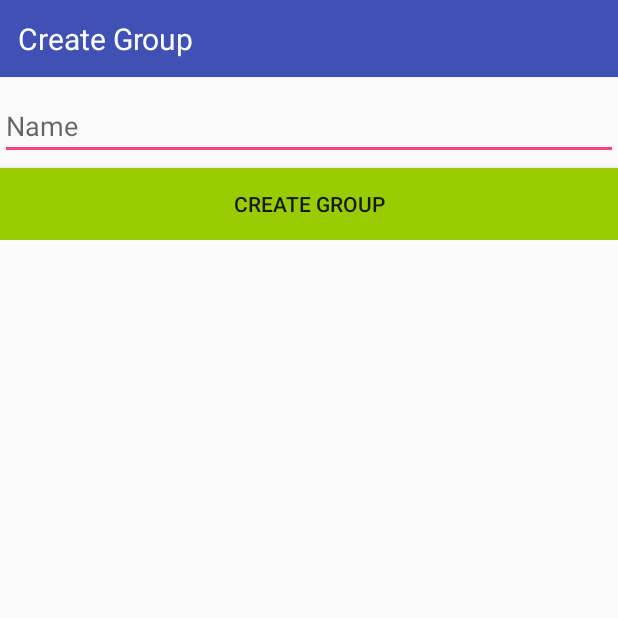
After one commit to velev1/Learning-Android, an Android app: the CreateGroup screen opened directly, with no data from a screen before it, on a phone screen of 412 x 824 dp, the top half of it. The commit adds this screen. Run offline under Robolectric (Android 15) with nearby library versions, the phone set to English and light mode, and no system bars.

Commit message:
now adding new group works

```diff
--- a/Phonebook/app/src/main/AndroidManifest.xml
+++ b/Phonebook/app/src/main/AndroidManifest.xml
@@ -21,7 +21,8 @@
         </activity>
         <activity android:name=".views.addContact.AddContact" />
         <activity android:name=".views.details.DetailsContact" />
-        <activity android:name=".views.callLogDetails.CallLogDetails"></activity>
+        <activity android:name=".views.callLogDetails.CallLogDetails" />
+        <activity android:name=".views.createGroup.CreateGroup"></activity>
     </application>
 
 </manifest>
--- a/Phonebook/app/src/main/java/com/example/velev/phonebook/data/models/GroupModel.java
+++ b/Phonebook/app/src/main/java/com/example/velev/phonebook/data/models/GroupModel.java
@@ -10,7 +10,7 @@ public class GroupModel {
         this.setName(name);
     }
 
-    public GroupModel(String name, String id) {
+    public GroupModel(String id, String name) {
         this.setName(name);
         this.setId(id);
     }
--- /dev/null
+++ b/Phonebook/app/src/main/java/com/example/velev/phonebook/views/createGroup/CreateGroup.java
@@ -0,0 +1,51 @@
+package com.example.velev.phonebook.views.createGroup;
+
+import android.content.Intent;
+import android.support.v7.app.AppCompatActivity;
+import android.os.Bundle;
+import android.view.View;
+import android.widget.Button;
+import android.widget.EditText;
+import android.widget.Toast;
+
+import com.example.velev.phonebook.R;
+import com.example.velev.phonebook.views.main.MainActivity;
+
+public class CreateGroup extends AppCompatActivity {
+
+    private Button btnCreateGroup;
+    private CreateGroupPresenter presenter;
+
+    @Override
+    protected void onCreate(Bundle savedInstanceState) {
+        super.onCreate(savedInstanceState);
+        setContentView(R.layout.activity_create_group);
+
+        this.presenter = new CreateGroupPresenter();
+
+        this.btnCreateGroup = (Button) this.findViewById(R.id.btn_create_group);
+
+        createGroup();
+
+    }
+
+    private void createGroup() {
+        this.btnCreateGroup.setOnClickListener(new View.OnClickListener() {
+            @Override
+            public void onClick(View v) {
+                String name = ((EditText)CreateGroup.this.findViewById(R.id.et_name)).getText().toString();
+
+                boolean isInserted;
+                isInserted = CreateGroup.this.presenter.insertGroup(CreateGroup.this, name);
+
+                if(isInserted) {
+                    Toast.makeText(CreateGroup.this, "Group Created", Toast.LENGTH_LONG).show();
+                    Intent intent = new Intent(CreateGroup.this, MainActivity.class);
+                    startActivity(intent);
+                } else {
+                    Toast.makeText(CreateGroup.this, "Creation NOT successful", Toast.LENGTH_LONG).show();
+                }
+            }
+        });
+    }
+}
--- /dev/null
+++ b/Phonebook/app/src/main/java/com/example/velev/phonebook/views/createGroup/CreateGroupPresenter.java
@@ -0,0 +1,23 @@
+package com.example.velev.phonebook.views.createGroup;
+
+import android.content.Context;
+
+import com.example.velev.phonebook.data.GroupsDataProvider;
+import com.example.velev.phonebook.data.models.GroupModel;
+
+public class CreateGroupPresenter {
+
+    private GroupModel groupModel;
+    private GroupsDataProvider groupsData;
+
+    public boolean insertGroup(Context context, String name) {
+        this.groupModel = new GroupModel(name);
+        this.groupsData = new GroupsDataProvider(context);
+
+        if (groupsData.insertGroup(this.groupModel)) {
+            return true;
+        } else {
+            return false;
+        }
+    }
+}
--- /dev/null
+++ b/Phonebook/app/src/main/res/layout/activity_create_group.xml
@@ -0,0 +1,42 @@
+<?xml version="1.0" encoding="utf-8"?>
+<android.support.constraint.ConstraintLayout xmlns:android="http://schemas.android.com/apk/res/android"
+    xmlns:app="http://schemas.android.com/apk/res-auto"
+    xmlns:tools="http://schemas.android.com/tools"
+    android:layout_width="match_parent"
+    android:layout_height="match_parent"
+    tools:context="com.example.velev.phonebook.views.createGroup.CreateGroup">
+
+    <LinearLayout
+        android:layout_width="match_parent"
+        android:layout_height="wrap_content"
+        android:orientation="vertical">
+
+        <TextView
+            android:id="@+id/header"
+            android:layout_width="match_parent"
+            android:layout_height="wrap_content"
+            android:layout_gravity="center"
+            android:background="@color/colorPrimary"
+            android:padding="12dp"
+            android:text="@string/create_group"
+            android:textColor="#fff"
+            android:textSize="20sp" />
+
+        <EditText
+            android:id="@+id/et_name"
+            android:layout_width="match_parent"
+            android:layout_height="wrap_content"
+            android:layout_marginBottom="5dp"
+            android:layout_marginTop="10dp"
+            android:hint="@string/name" />
+
+        <Button
+            android:id="@+id/btn_create_group"
+            android:layout_width="match_parent"
+            android:layout_height="wrap_content"
+            android:text="@string/create_group"
+            android:background="@color/colorSuccess"/>
+
+    </LinearLayout>
+
+</android.support.constraint.ConstraintLayout>
--- a/Phonebook/app/src/main/res/layout/fragment_group_list.xml
+++ b/Phonebook/app/src/main/res/layout/fragment_group_list.xml
@@ -6,6 +6,7 @@
     <TextView
         android:id="@+id/tv_group_name"
         android:layout_width="wrap_content"
-        android:layout_height="wrap_content" />
+        android:layout_height="wrap_content"
+        android:textSize="30sp"/>
 
 </LinearLayout>
--- a/Phonebook/app/src/main/res/values/strings.xml
+++ b/Phonebook/app/src/main/res/values/strings.xml
@@ -13,4 +13,5 @@
     <string name="Contact_is_updated">Contact is updated</string>
     <string name="label_date">date:</string>
     <string name="label_duration">duration:</string>
+    <string name="create_group">Create Group</string>
 </resources>
```
Also changed, not shown: Phonebook/app/src/main/java/com/example/velev/phonebook/data/GroupsDataProvider.java (+19 -0 lines), Phonebook/app/src/main/java/com/example/velev/phonebook/views/tabs/groups/TabGroups.java (+19 -0 lines), Phonebook/app/src/main/res/layout/fragment_tab_groups.xml (+18 -0 lines), Phonebook/app/src/main/res/drawable-hdpi/ic_create_group.png (added), Phonebook/app/src/main/res/drawable-mdpi/ic_create_group.png (added), Phonebook/app/src/main/res/drawable-xhdpi/ic_create_group.png (added), Phonebook/app/src/main/res/drawable-xxhdpi/ic_create_group.png (added).
